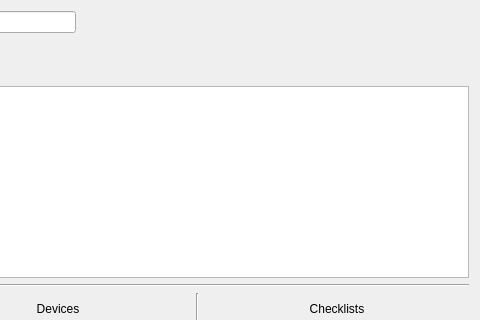
Qt form atef/ui/config_group.ui (pcdshub/atef) before a commit; both pictures show x 85 to 565 and y 0 to 320 of the 565 by 494 pixel window.
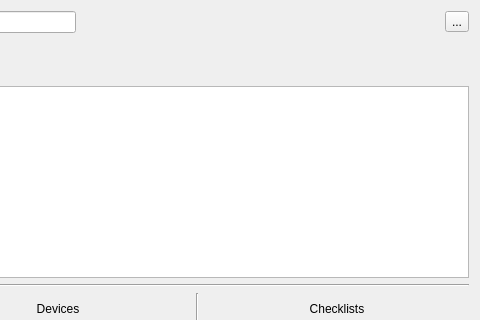
The same form after that commit.

Commit message: WIP: start implementing to-parent buttons

```diff
--- a/atef/ui/config_group.ui
+++ b/atef/ui/config_group.ui
@@ -46,6 +46,13 @@
        </property>
       </spacer>
      </item>
+     <item>
+      <widget class="QToolButton" name="parent_button">
+       <property name="text">
+        <string>...</string>
+       </property>
+      </widget>
+     </item>
     </layout>
    </item>
    <item>
```
The commit also changes 1 other file.
